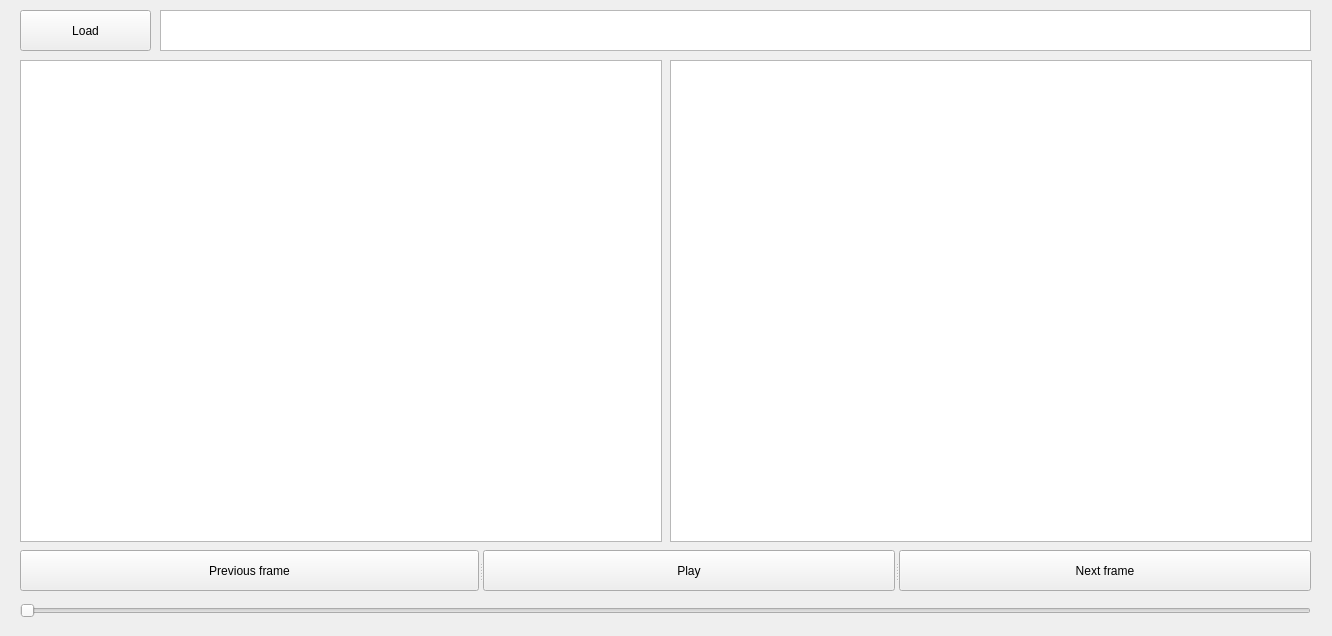
Old version of the form ui/interface.ui in the repository kraizette/ONIplayer.
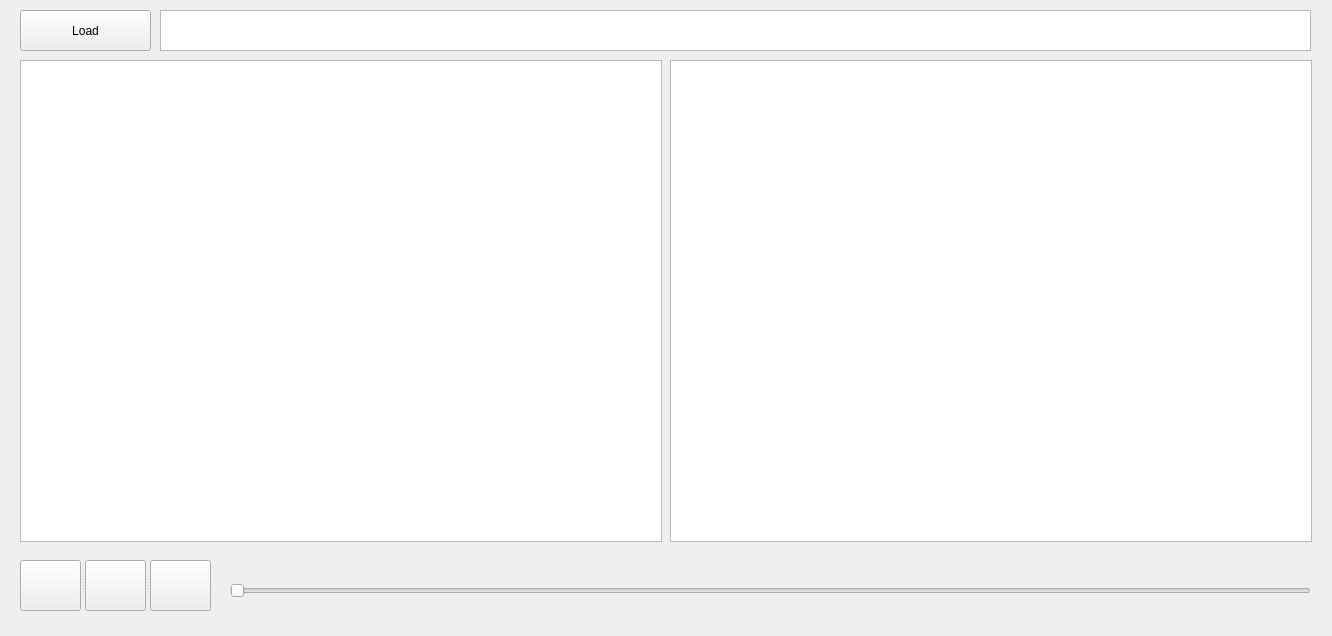
New version of the form. Icons and pictures are not drawn.

The edit to the form file:
```diff
--- a/ui/interface.ui
+++ b/ui/interface.ui
@@ -21,9 +21,9 @@
   <widget class="QSlider" name="timeSlider">
    <property name="geometry">
     <rect>
-     <x>20</x>
-     <y>600</y>
-     <width>1291</width>
+     <x>230</x>
+     <y>580</y>
+     <width>1081</width>
      <height>22</height>
     </rect>
    </property>
@@ -44,34 +44,6 @@
     <string>Load</string>
    </property>
   </widget>
-  <widget class="QSplitter" name="splitter_2">
-   <property name="geometry">
-    <rect>
-     <x>20</x>
-     <y>550</y>
-     <width>1291</width>
-     <height>41</height>
-    </rect>
-   </property>
-   <property name="orientation">
-    <enum>Qt::Horizontal</enum>
-   </property>
-   <widget class="QPushButton" name="previousFrameButton">
-    <property name="text">
-     <string>Previous frame</string>
-    </property>
-   </widget>
-   <widget class="QPushButton" name="playButton">
-    <property name="text">
-     <string>Play</string>
-    </property>
-   </widget>
-   <widget class="QPushButton" name="nextFrameButton">
-    <property name="text">
-     <string>Next frame</string>
-    </property>
-   </widget>
-  </widget>
   <widget class="QTextBrowser" name="videoInformation">
    <property name="geometry">
     <rect>
@@ -105,6 +77,43 @@
     </rect>
    </property>
   </widget>
+  <widget class="QSplitter" name="splitter">
+   <property name="geometry">
+    <rect>
+     <x>20</x>
+     <y>560</y>
+     <width>191</width>
+     <height>51</height>
+    </rect>
+   </property>
+   <property name="orientation">
+    <enum>Qt::Horizontal</enum>
+   </property>
+   <widget class="QPushButton" name="previousFrameButton">
+    <property name="styleSheet">
+     <string notr="true">border-image: url(:/icons/back.png);</string>
+    </property>
+    <property name="text">
+     <string/>
+    </property>
+   </widget>
+   <widget class="QPushButton" name="playButton">
+    <property name="styleSheet">
+     <string notr="true">border-image: url(:/icons/play.png);</string>
+    </property>
+    <property name="text">
+     <string/>
+    </property>
+   </widget>
+   <widget class="QPushButton" name="nextFrameButton">
+    <property name="styleSheet">
+     <string notr="true">border-image: url(:/icons/next.png);</string>
+    </property>
+    <property name="text">
+     <string/>
+    </property>
+   </widget>
+  </widget>
  </widget>
  <resources/>
  <connections/>
```
Left out of the diff: 4 changed lines with no effect on the pictures.
